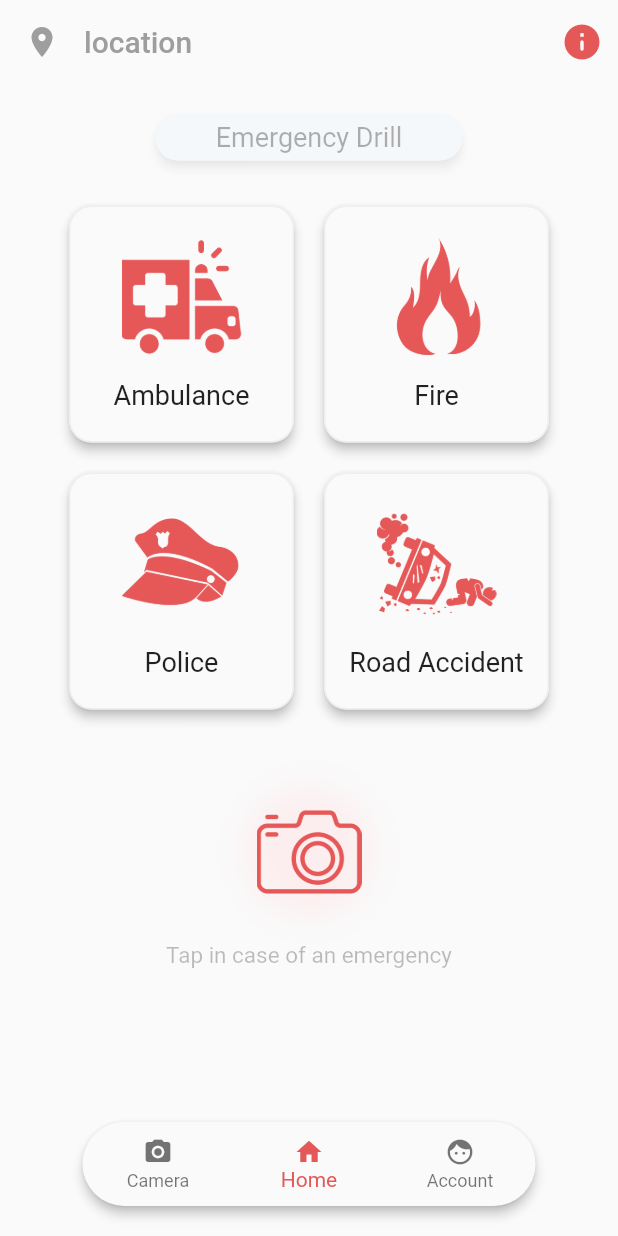
After one commit to deliciafernandes/Alert, a Flutter app: the screen it shows after launch, on a phone screen of 412 x 824 dp. The commit adds this screen. Run offline on Flutter 3.47's test engine with Material 2 defaults, Android fonts, the phone set to English and light mode, and no system bars; our stand-ins replace camera, permission_handler; missing offline and left inert: contact_picker.

Commit message:
Homepage updated

```diff
--- a/lib/models/User.dart
+++ b/lib/models/User.dart
@@ -1,7 +1,6 @@
 import 'dart:convert';
 
 import 'package:contact_picker/contact_picker.dart';
-import "package:flutter/foundation.dart";
 
 class User {
   String name;
--- a/lib/views/homepage.dart
+++ b/lib/views/homepage.dart
@@ -1,32 +1,19 @@
 import 'package:flutter/material.dart';
-import 'package:road_safety/widgets/reusable_emergency_container.dart';
+import 'package:road_safety/widgets/homepage_body.dart';
 
 class HomePage extends StatefulWidget {
   @override
   _HomePageState createState() => _HomePageState();
 }
 
-class _HomePageState extends State<HomePage>
-    with SingleTickerProviderStateMixin {
-  AnimationController _animationController;
-
-  Animation _animation;
+class _HomePageState extends State<HomePage> {
   int _index = 1;
 
-  // List<Widget> _widgetList = [
-  //   WhatToDoBody(),
-  // ];
-  void initState() {
-    super.initState();
-
-    _animationController =
-        AnimationController(vsync: this, duration: Duration(seconds: 1));
-    _animationController.repeat(reverse: true);
-    _animation = Tween(begin: 2.0, end: 15.0).animate(_animationController)
-      ..addListener(() {
-        setState(() {});
-      });
-  }
+  List<Widget> _widgetList = [
+    HomePageBody(),
+    HomePageBody(),
+    HomePageBody(),
+  ];
 
   @override
   Widget build(BuildContext context) {
@@ -60,85 +47,7 @@ class _HomePageState extends State<HomePage>
         ],
       ),
       body: SingleChildScrollView(
-        child: Padding(
-          padding: EdgeInsets.only(top: 20.0, bottom: 20.0),
-          child: Column(
-            crossAxisAlignment: CrossAxisAlignment.stretch,
-            mainAxisAlignment: MainAxisAlignment.spaceEvenly,
-            children: [
-              Column(
-                children: [
-                  FadeTransition(
-                    opacity: _animationController
-                        .drive(CurveTween(curve: Curves.easeOut)),
-                    child: Material(
-                      elevation: 3.0,
-                      shape: RoundedRectangleBorder(
-                        borderRadius: BorderRadius.circular(15.0),
-                      ),
-                      child: Container(
-                        padding: EdgeInsets.symmetric(
-                            vertical: 5.0, horizontal: 40.0),
-                        decoration: BoxDecoration(
-                          color: Color(0xffe8f4fa),
-                          borderRadius: BorderRadius.all(Radius.circular(15.0)),
-                        ),
-                        child: Text(
-                          'Emergency Drill',
-                          style: TextStyle(
-                            fontSize: 18,
-                            color: Colors.black,
-                          ),
-                        ),
-                      ),
-                    ),
-                  ),
-                  SizedBox(height: 30.0),
-                  Wrap(
-                    spacing: 20.0,
-                    runSpacing: 20.0,
-                    children: [
-                      ReusableEmergencyContainer(emergency: 'Ambulance'),
-                      ReusableEmergencyContainer(emergency: 'Fire'),
-                      ReusableEmergencyContainer(emergency: 'Police'),
-                      ReusableEmergencyContainer(emergency: 'Road Accident'),
-                    ],
-                  ),
-                  SizedBox(height: 30.0),
-                  GestureDetector(
-                    onTap: () {
-                      //TODO: add camera functionality
-                    },
-                    child: Container(
-                      margin: EdgeInsets.only(top: 30.0, bottom: 15.0),
-                      child: Image.asset(
-                        'assets/images/camera.png',
-                        width: 70.0,
-                        fit: BoxFit.contain,
-                      ),
-                      decoration: BoxDecoration(
-                        shape: BoxShape.circle,
-                        boxShadow: [
-                          BoxShadow(
-                            color: Color(0xffFCEDEE),
-                            blurRadius: _animation.value * 4.5,
-                            spreadRadius: _animation.value * 1.5,
-                          )
-                        ],
-                      ),
-                    ),
-                  ),
-                  Padding(
-                    padding: EdgeInsets.only(top: 10.0),
-                    child: Text('Tap in case of an emergency',
-                        textAlign: TextAlign.center,
-                        style: TextStyle(color: Colors.black26, fontSize: 15)),
-                  ),
-                ],
-              ),
-            ],
-          ),
-        ),
+        child: _widgetList[_index],
       ),
       bottomNavigationBar: bottomNavBar(),
     );
--- a/lib/views/image_preview_screen.dart
+++ b/lib/views/image_preview_screen.dart
@@ -2,7 +2,6 @@ import 'dart:io';
 import 'dart:typed_data';
 
 import "package:flutter/material.dart";
-import 'package:path/path.dart';
 
 class ImagePreviewScreen extends StatefulWidget {
   final String imagePath;
--- /dev/null
+++ b/lib/widgets/homepage_body.dart
@@ -0,0 +1,108 @@
+import 'package:flutter/material.dart';
+import 'package:road_safety/widgets/reusable_emergency_container.dart';
+
+class HomePageBody extends StatefulWidget {
+  @override
+  _HomePageBodyState createState() => _HomePageBodyState();
+}
+
+class _HomePageBodyState extends State<HomePageBody>
+    with SingleTickerProviderStateMixin {
+  AnimationController _animationController;
+  Animation _animation;
+
+  void initState() {
+    super.initState();
+
+    _animationController =
+        AnimationController(vsync: this, duration: Duration(seconds: 1));
+    _animationController.repeat(reverse: true);
+    _animation = Tween(begin: 2.0, end: 15.0).animate(_animationController)
+      ..addListener(() {
+        setState(() {});
+      });
+  }
+
+  @override
+  Widget build(BuildContext context) {
+    return Padding(
+      padding: EdgeInsets.only(top: 20.0, bottom: 20.0),
+      child: Column(
+        crossAxisAlignment: CrossAxisAlignment.stretch,
+        mainAxisAlignment: MainAxisAlignment.spaceEvenly,
+        children: [
+          Column(
+            children: [
+              FadeTransition(
+                opacity: _animationController
+                    .drive(CurveTween(curve: Curves.easeOut)),
+                child: Material(
+                  elevation: 3.0,
+                  shape: RoundedRectangleBorder(
+                    borderRadius: BorderRadius.circular(15.0),
+                  ),
+                  child: Container(
+                    padding:
+                        EdgeInsets.symmetric(vertical: 5.0, horizontal: 40.0),
+                    decoration: BoxDecoration(
+                      color: Color(0xffe8f4fa),
+                      borderRadius: BorderRadius.all(Radius.circular(15.0)),
+                    ),
+                    child: Text(
+                      'Emergency Drill',
+                      style: TextStyle(
+                        fontSize: 18,
+                        color: Colors.black,
+                      ),
+                    ),
+                  ),
+                ),
+              ),
+              SizedBox(height: 30.0),
+              Wrap(
+                spacing: 20.0,
+                runSpacing: 20.0,
+                children: [
+                  ReusableEmergencyContainer(emergency: 'Ambulance'),
+                  ReusableEmergencyContainer(emergency: 'Fire'),
+                  ReusableEmergencyContainer(emergency: 'Police'),
+                  ReusableEmergencyContainer(emergency: 'Road Accident'),
+                ],
+              ),
+              SizedBox(height: 30.0),
+              GestureDetector(
+                onTap: () {
+                  //TODO: add camera functionality
+                },
+                child: Container(
+                  margin: EdgeInsets.only(top: 30.0, bottom: 15.0),
+                  child: Image.asset(
+                    'assets/images/camera.png',
+                    width: 70.0,
+                    fit: BoxFit.contain,
+                  ),
+                  decoration: BoxDecoration(
+                    shape: BoxShape.circle,
+                    boxShadow: [
+                      BoxShadow(
+                        color: Color(0xffFCEDEE),
+                        blurRadius: _animation.value * 4.5,
+                        spreadRadius: _animation.value * 1.5,
+                      )
+                    ],
+                  ),
+                ),
+              ),
+              Padding(
+                padding: EdgeInsets.only(top: 10.0),
+                child: Text('Tap in case of an emergency',
+                    textAlign: TextAlign.center,
+                    style: TextStyle(color: Colors.black26, fontSize: 15)),
+              ),
+            ],
+          ),
+        ],
+      ),
+    );
+  }
+}
```
